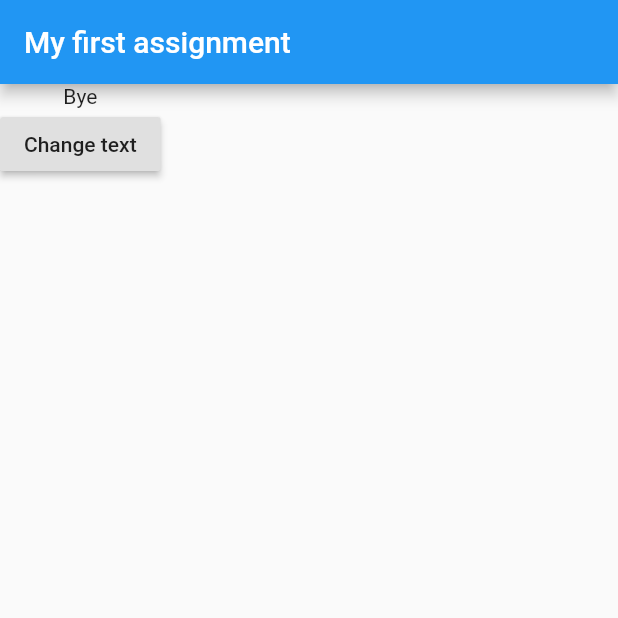
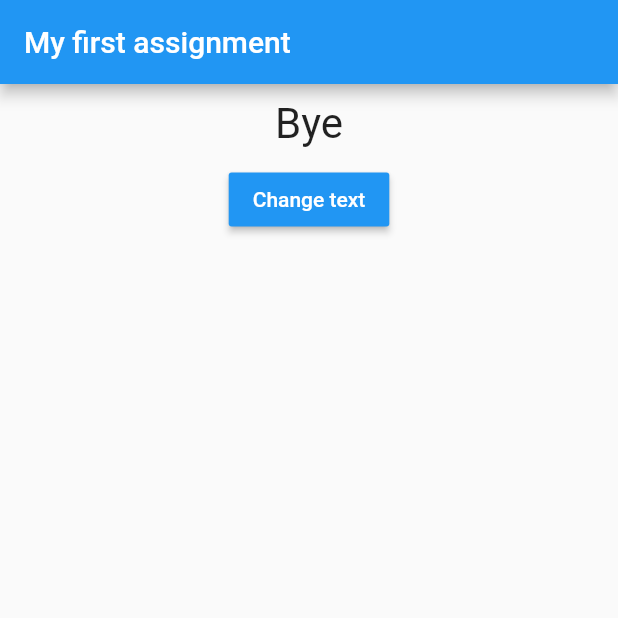
Before and after one commit to TheLueddy/Flutter, a Flutter app: the screen it shows after launch, after a tap on "Change text", on a phone screen of 412 x 824 dp, the top half of it. Run offline on Flutter 3.47's test engine with Material 2 defaults, Android fonts, the phone set to English and light mode, and no system bars.

Commit message:
Completed first assignment

```diff
--- a/flutter_assignment/lib/main.dart
+++ b/flutter_assignment/lib/main.dart
@@ -15,11 +15,18 @@ class App extends StatefulWidget {
 }
 
 class _AppState extends State<App> {
+  var _possibleMessageText = ['Hello', 'Bye'];
   var _messageText = 'Hello';
+  var _count = 0;
 
   void _changeText() {
+    if (_count == 0) {
+      _count = 1;
+    } else {
+      _count = 0;
+    }
     setState(() {
-      _messageText = 'Bye';
+      _messageText = _possibleMessageText[_count];
     });
   }
 
--- a/flutter_assignment/lib/message.dart
+++ b/flutter_assignment/lib/message.dart
@@ -8,7 +8,14 @@ class Message extends StatelessWidget {
   @override
   Widget build(BuildContext context) {
     return Container(
-      child: Text(messageText),
-    );
+        width: double.infinity,
+        margin: EdgeInsets.all(10),
+        child: Text(
+          messageText,
+          style: TextStyle(
+            fontSize: 28,
+          ),
+          textAlign: TextAlign.center,
+        ));
   }
 }
--- a/flutter_assignment/lib/textControl.dart
+++ b/flutter_assignment/lib/textControl.dart
@@ -10,6 +10,8 @@ class TextControl extends StatelessWidget {
     return Container(
       child: RaisedButton(
         child: Text('Change text'),
+        color: Colors.blue,
+        textColor: Colors.white,
         onPressed: changeText,
       ),
     );
```
Also changed, not shown: 1 other file.
